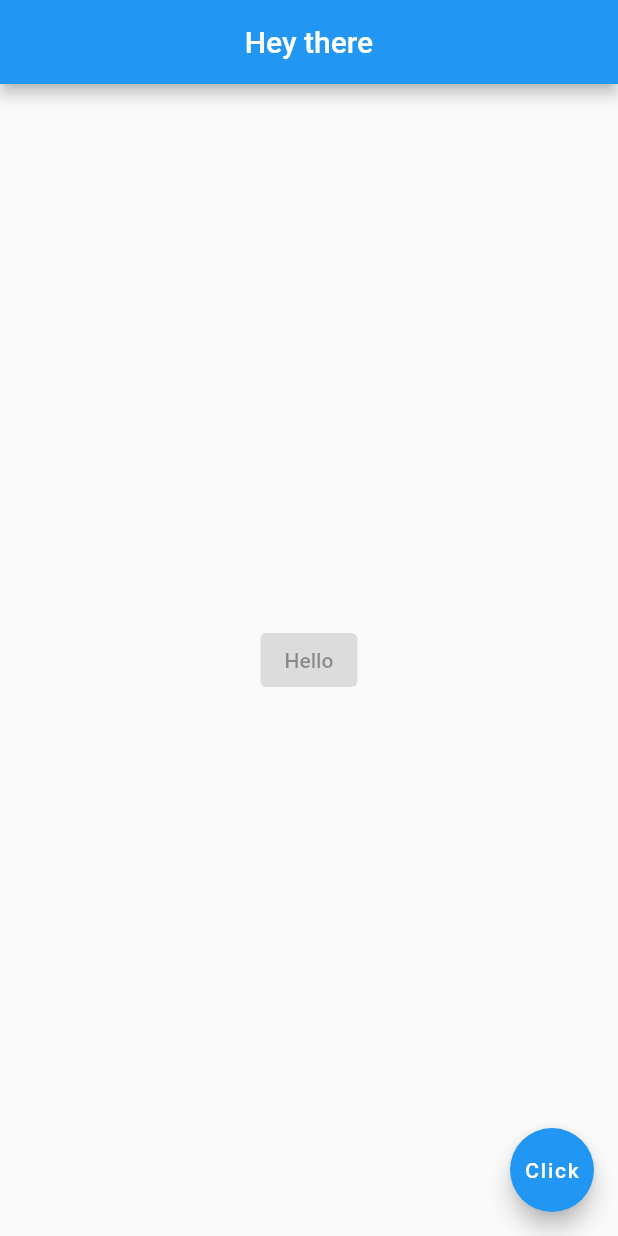
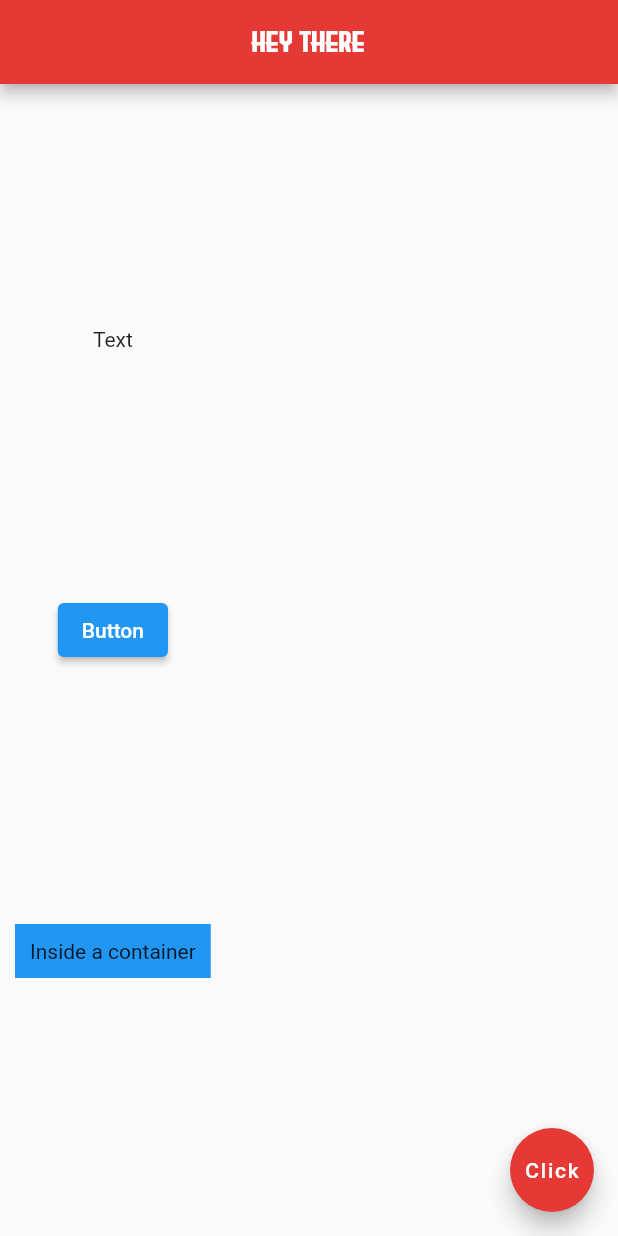
Before and after one commit to sauravk7077/flutter_first_prog, a Flutter app: the screen it shows after launch, on a phone screen of 412 x 824 dp. Run offline on Flutter 3.47's test engine with Material 2 defaults, Android fonts, the phone set to English and light mode, and no system bars.

Commit message:
row column and containers

```diff
--- a/lib/main.dart
+++ b/lib/main.dart
@@ -2,19 +2,55 @@ import 'package:flutter/material.dart';
 
 void main() {
   runApp(MaterialApp(
-    home: Scaffold(
+    home: Home(),
+  ));
+}
+
+class Home extends StatelessWidget {
+  @override
+  Widget build(BuildContext context) {
+    return Scaffold(
       appBar: AppBar(
-        title: Text("Hey there"),
-        centerTitle: true,
+          title: Text(
+            "Hey there",
+            style: TextStyle(fontFamily: "EvilEmpire"),
+          ),
+          centerTitle: true,
+          backgroundColor: Colors.red[600]),
+      body: Column(
+        children: [
+          Text("Text"),
+          ElevatedButton(onPressed: () {}, child: Text("Button")),
+          Container(
+            child: Text("Inside a container"),
+            color: Colors.blue,
+            padding: EdgeInsets.all(10),
+            margin: EdgeInsets.all(10),
+          )
+        ],
+        mainAxisAlignment: MainAxisAlignment.spaceEvenly,
       ),
-      body: Center(
-        child: ElevatedButton(
-          child: Text("Hello"),
-        ),
-      ),
+      // Row(
+      //   children: [
+      //     Text("Hello"),
+      //     ElevatedButton(onPressed: () {}, child: Text("Button")),
+      //     Container(
+      //       child: Text("Inside a container"),
+      //       color: Colors.blue,
+      //       padding: EdgeInsets.all(10),
+      //       margin: EdgeInsets.all(10),
+      //     )
+      //   ],
+      //   mainAxisAlignment: MainAxisAlignment.spaceEvenly,
+      //   crossAxisAlignment: CrossAxisAlignment.start,
+      // ),
       floatingActionButton: FloatingActionButton(
         child: Text("Click"),
+        onPressed: () {
+          print("hello");
+        },
+        backgroundColor: Colors.red[600],
       ),
-    ),
-  ));
+    );
+  }
 }
```
Also changed, not shown: pubspec.yaml (+5 -12 lines), fonts/EvilEmpire.otf (added), fonts/EvilEmpire.ttf (added).
